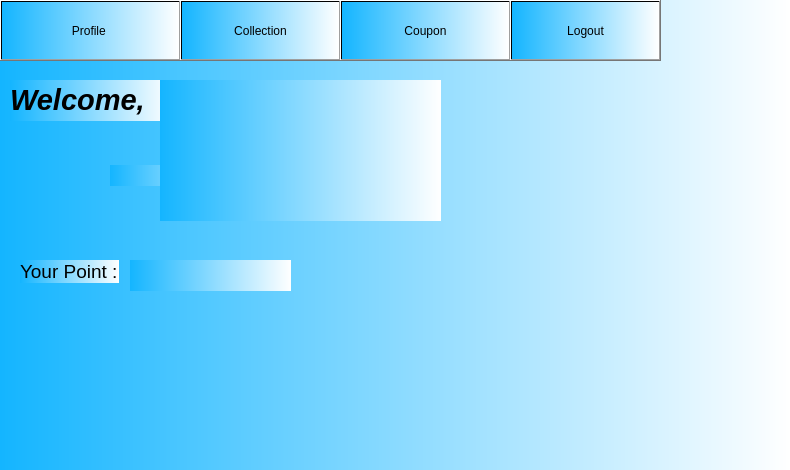
ShadiMi/Group27_hApp_project, file consumer.ui: the form before one commit.
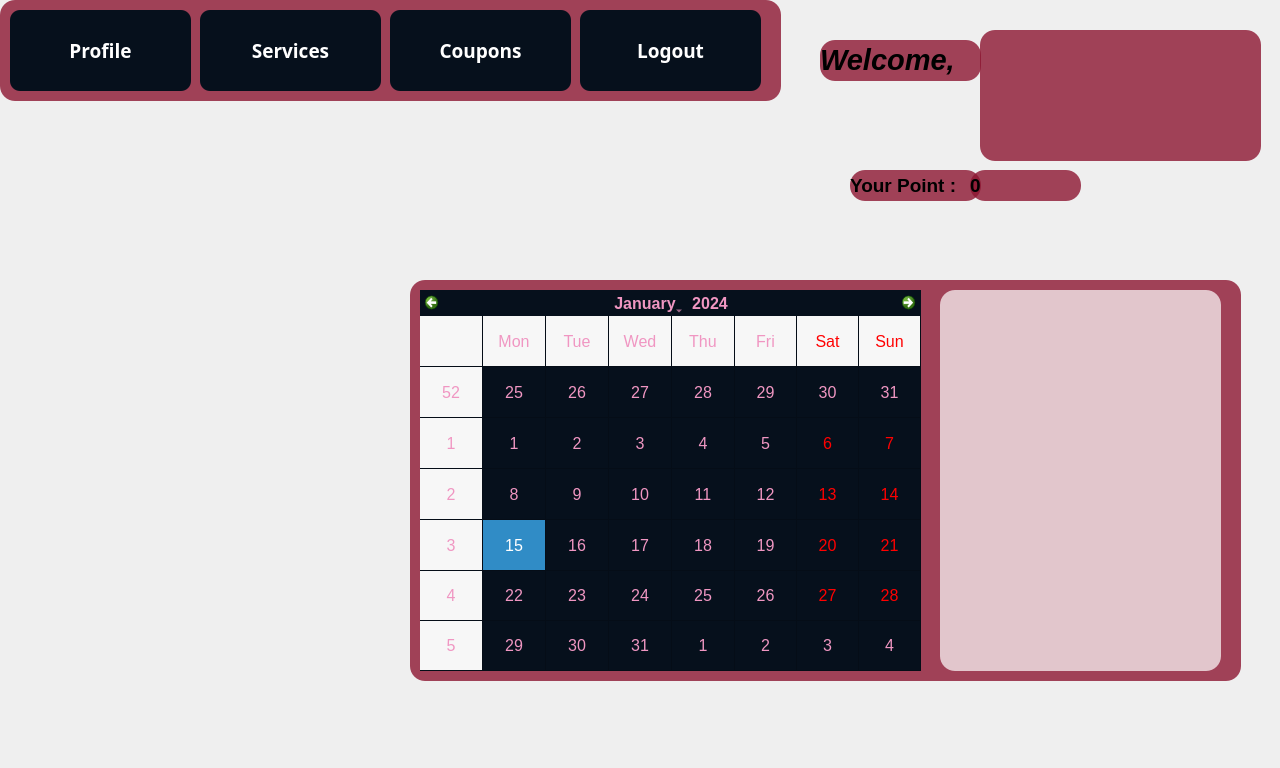
The form after the commit.

Commit message: all volunteer's and admin's functionality, password/email change page design and functionality, consumers design and functionality

Diff of the .ui file:
```diff
--- a/consumer.ui
+++ b/consumer.ui
@@ -6,21 +6,25 @@
    <rect>
     <x>0</x>
     <y>0</y>
-    <width>790</width>
-    <height>470</height>
+    <width>1280</width>
+    <height>768</height>
    </rect>
   </property>
   <property name="windowTitle">
    <string>Costumerprofile</string>
   </property>
   <property name="styleSheet">
-   <string notr="true">background:qlineargradient(spread:pad, x1:0, y1:0, x2:1, y2:0, stop:0 rgb(20, 181, 255), stop:1 rgb(255, 255, 255, 255))</string>
+   <string notr="true">QFrame
+{
+background:rgba(140, 21, 49, 0.8);
+border-radius:15px;
+}</string>
   </property>
   <widget class="QLabel" name="welcomelabel">
    <property name="geometry">
     <rect>
-     <x>10</x>
-     <y>80</y>
+     <x>820</x>
+     <y>40</y>
      <width>161</width>
      <height>41</height>
     </rect>
@@ -43,73 +47,20 @@
     <enum>Qt::AutoText</enum>
    </property>
   </widget>
-  <widget class="QPushButton" name="profilecost">
-   <property name="geometry">
-    <rect>
-     <x>0</x>
-     <y>0</y>
-     <width>181</width>
-     <height>61</height>
-    </rect>
-   </property>
-   <property name="styleSheet">
-    <string notr="true"/>
-   </property>
-   <property name="text">
-    <string>Profile </string>
-   </property>
-  </widget>
-  <widget class="QPushButton" name="collectioncost">
-   <property name="geometry">
-    <rect>
-     <x>180</x>
-     <y>0</y>
-     <width>161</width>
-     <height>61</height>
-    </rect>
-   </property>
-   <property name="text">
-    <string>Collection</string>
-   </property>
-  </widget>
-  <widget class="QPushButton" name="Couponcost">
-   <property name="geometry">
-    <rect>
-     <x>340</x>
-     <y>0</y>
-     <width>171</width>
-     <height>61</height>
-    </rect>
-   </property>
-   <property name="text">
-    <string>Coupon</string>
-   </property>
-  </widget>
-  <widget class="QPushButton" name="Logoutcost">
-   <property name="geometry">
-    <rect>
-     <x>510</x>
-     <y>0</y>
-     <width>151</width>
-     <height>61</height>
-    </rect>
-   </property>
-   <property name="text">
-    <string>Logout</string>
-   </property>
-  </widget>
   <widget class="QLabel" name="sumpoint">
    <property name="geometry">
     <rect>
-     <x>20</x>
-     <y>260</y>
-     <width>99</width>
-     <height>23</height>
+     <x>850</x>
+     <y>170</y>
+     <width>131</width>
+     <height>31</height>
     </rect>
    </property>
    <property name="font">
     <font>
      <pointsize>14</pointsize>
+     <weight>75</weight>
+     <bold>true</bold>
     </font>
    </property>
    <property name="styleSheet">
@@ -128,56 +79,283 @@
     <string>Your Point :</string>
    </property>
   </widget>
-  <widget class="QLabel" name="filler">
-   <property name="geometry">
-    <rect>
-     <x>110</x>
-     <y>165</y>
-     <width>141</width>
-     <height>21</height>
-    </rect>
-   </property>
-   <property name="styleSheet">
-    <string notr="true">background:setAttribute(Qt::WA_TranslucentBackground)</string>
-   </property>
-   <property name="text">
-    <string/>
-   </property>
-  </widget>
   <widget class="QLabel" name="welcomemsg">
    <property name="geometry">
     <rect>
-     <x>160</x>
-     <y>80</y>
+     <x>980</x>
+     <y>30</y>
      <width>281</width>
-     <height>141</height>
+     <height>131</height>
     </rect>
    </property>
+   <property name="font">
+    <font>
+     <pointsize>20</pointsize>
+     <weight>75</weight>
+     <bold>true</bold>
+    </font>
+   </property>
    <property name="styleSheet">
     <string notr="true">background:setAttribute(Qt::WA_TranslucentBackground),
 </string>
    </property>
    <property name="text">
-    <string/>
+    <string>&lt;name&gt;</string>
    </property>
   </widget>
   <widget class="QLabel" name="points">
    <property name="geometry">
     <rect>
-     <x>130</x>
-     <y>260</y>
-     <width>161</width>
+     <x>970</x>
+     <y>170</y>
+     <width>111</width>
      <height>31</height>
     </rect>
    </property>
+   <property name="font">
+    <font>
+     <pointsize>14</pointsize>
+     <weight>75</weight>
+     <bold>true</bold>
+    </font>
+   </property>
    <property name="styleSheet">
     <string notr="true">background:setAttribute(Qt::WA_TranslucentBackground),
 </string>
    </property>
    <property name="text">
-    <string/>
+    <string>0</string>
    </property>
   </widget>
+  <widget class="QFrame" name="frame">
+   <property name="geometry">
+    <rect>
+     <x>410</x>
+     <y>280</y>
+     <width>831</width>
+     <height>401</height>
+    </rect>
+   </property>
+   <property name="frameShape">
+    <enum>QFrame::StyledPanel</enum>
+   </property>
+   <property name="frameShadow">
+    <enum>QFrame::Raised</enum>
+   </property>
+   <widget class="QCalendarWidget" name="scCalendar">
+    <property name="geometry">
+     <rect>
+      <x>10</x>
+      <y>10</y>
+      <width>501</width>
+      <height>381</height>
+     </rect>
+    </property>
+    <property name="font">
+     <font>
+      <pointsize>12</pointsize>
+     </font>
+    </property>
+    <property name="autoFillBackground">
+     <bool>false</bool>
+    </property>
+    <property name="styleSheet">
+     <string notr="true">background:rgba(6, 16, 28,1);
+color:rgb(240, 150, 194)</string>
+    </property>
+    <property name="gridVisible">
+     <bool>true</bool>
+    </property>
+   </widget>
+   <widget class="QListWidget" name="scListWidget">
+    <property name="geometry">
+     <rect>
+      <x>530</x>
+      <y>10</y>
+      <width>281</width>
+      <height>381</height>
+     </rect>
+    </property>
+    <property name="styleSheet">
+     <string notr="true">background:rgba(255,255,255,0.7);</string>
+    </property>
+    <property name="defaultDropAction">
+     <enum>Qt::MoveAction</enum>
+    </property>
+   </widget>
+  </widget>
+  <widget class="QFrame" name="frame_2">
+   <property name="geometry">
+    <rect>
+     <x>0</x>
+     <y>0</y>
+     <width>781</width>
+     <height>101</height>
+    </rect>
+   </property>
+   <property name="frameShape">
+    <enum>QFrame::StyledPanel</enum>
+   </property>
+   <property name="frameShadow">
+    <enum>QFrame::Raised</enum>
+   </property>
+   <widget class="QPushButton" name="cprofile">
+    <property name="geometry">
+     <rect>
+      <x>10</x>
+      <y>10</y>
+      <width>181</width>
+      <height>81</height>
+     </rect>
+    </property>
+    <property name="font">
+     <font>
+      <family>century gothic</family>
+      <pointsize>14</pointsize>
+      <weight>75</weight>
+      <bold>true</bold>
+     </font>
+    </property>
+    <property name="styleSheet">
+     <string notr="true">QPushButton
+{
+color:white;
+border-radius:10px;
+}
+QPushButton:hover
+{
+color:#333;
+border-radius:10px;
+background:#49ebff;
+}
+QPushButton
+
+{
+background:rgba(6, 16, 28,1);
+}</string>
+    </property>
+    <property name="text">
+     <string>Profile</string>
+    </property>
+   </widget>
+   <widget class="QPushButton" name="cservicesB">
+    <property name="geometry">
+     <rect>
+      <x>200</x>
+      <y>10</y>
+      <width>181</width>
+      <height>81</height>
+     </rect>
+    </property>
+    <property name="font">
+     <font>
+      <family>century gothic</family>
+      <pointsize>14</pointsize>
+      <weight>75</weight>
+      <bold>true</bold>
+     </font>
+    </property>
+    <property name="styleSheet">
+     <string notr="true">QPushButton
+{
+color:white;
+border-radius:10px;
+}
+QPushButton:hover
+{
+color:#333;
+border-radius:10px;
+background:#49ebff;
+}
+QPushButton
+
+{
+background:rgba(6, 16, 28,1);
+}</string>
+    </property>
+    <property name="text">
+     <string>Services</string>
+    </property>
+   </widget>
+   <widget class="QPushButton" name="ccoupon">
+    <property name="geometry">
+     <rect>
+      <x>390</x>
+      <y>10</y>
+      <width>181</width>
+      <height>81</height>
+     </rect>
+    </property>
+    <property name="font">
+     <font>
+      <family>century gothic</family>
+      <pointsize>14</pointsize>
+      <weight>75</weight>
+      <bold>true</bold>
+     </font>
+    </property>
+    <property name="styleSheet">
+     <string notr="true">QPushButton
+{
+color:white;
+border-radius:10px;
+}
+QPushButton:hover
+{
+color:#333;
+border-radius:10px;
+background:#49ebff;
+}
+QPushButton
+
+{
+background:rgba(6, 16, 28,1);
+}</string>
+    </property>
+    <property name="text">
+     <string>Coupons</string>
+    </property>
+   </widget>
+   <widget class="QPushButton" name="clogout">
+    <property name="geometry">
+     <rect>
+      <x>580</x>
+      <y>10</y>
+      <width>181</width>
+      <height>81</height>
+     </rect>
+    </property>
+    <property name="font">
+     <font>
+      <family>century gothic</family>
+      <pointsize>14</pointsize>
+      <weight>75</weight>
+      <bold>true</bold>
+     </font>
+    </property>
+    <property name="styleSheet">
+     <string notr="true">QPushButton
+{
+color:white;
+border-radius:10px;
+}
+QPushButton:hover
+{
+color:#333;
+border-radius:10px;
+background:#49ebff;
+}
+QPushButton
+
+{
+background:rgba(6, 16, 28,1);
+}</string>
+    </property>
+    <property name="text">
+     <string>Logout</string>
+    </property>
+   </widget>
+  </widget>
  </widget>
  <resources/>
  <connections/>
```
Left out of the diff: 2 changed lines with no effect on the pictures. The commit also changes 42 other files.
